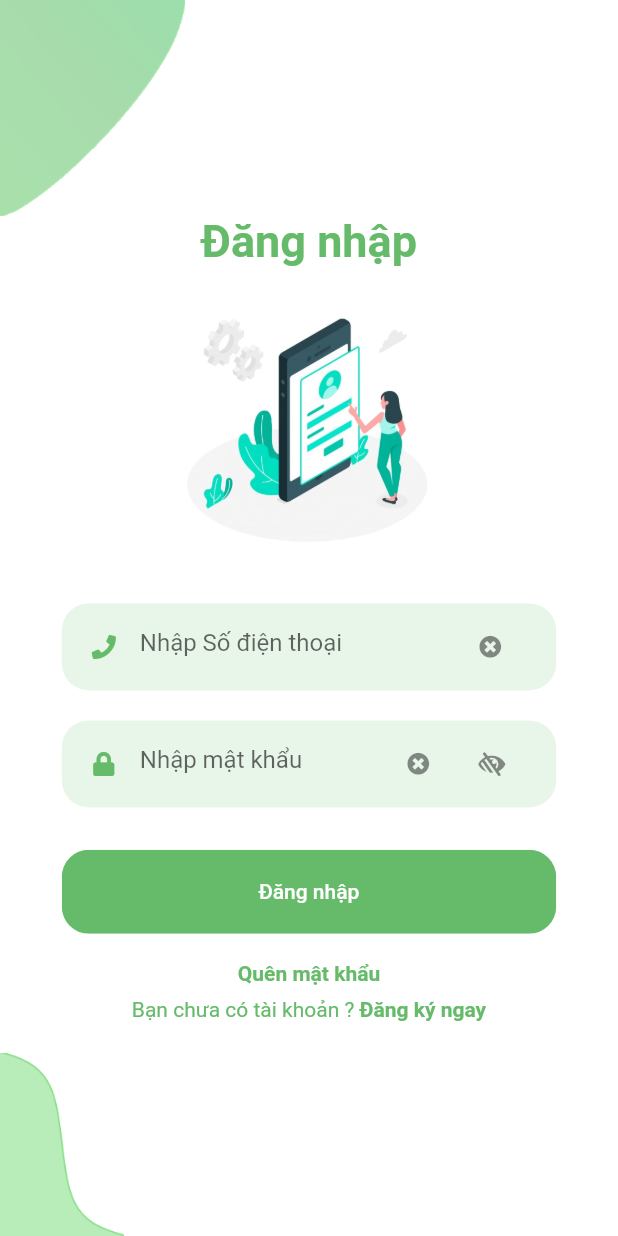
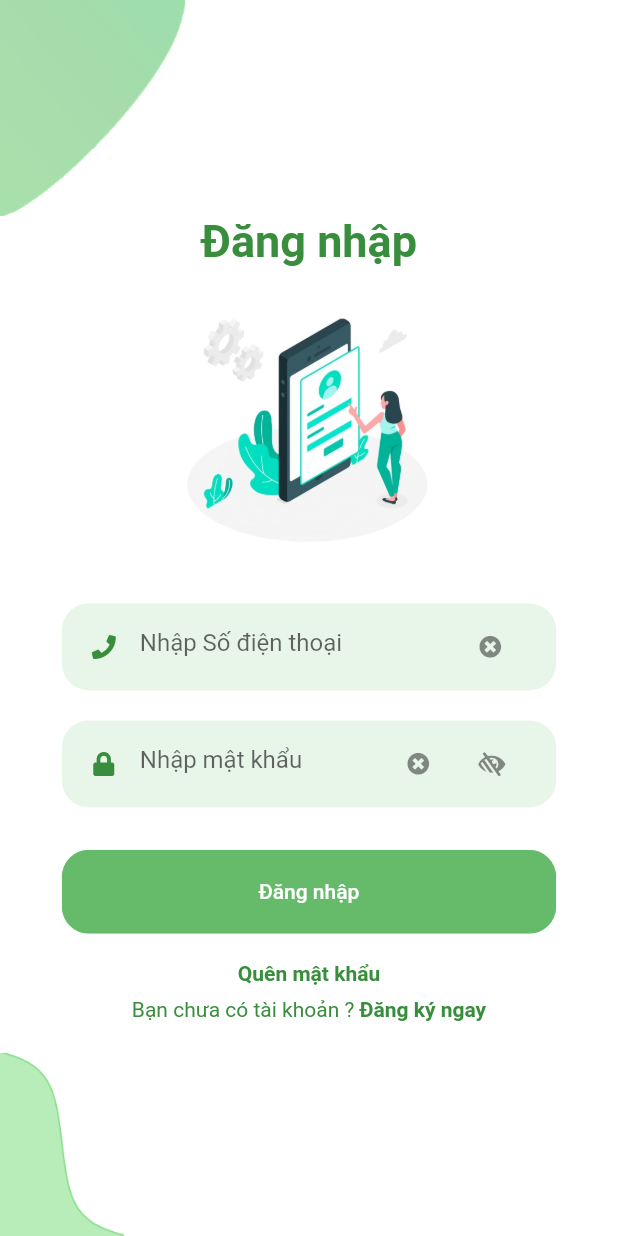
Before and after one commit to hoangphan3565/KLTN-chari, a Flutter app: the screen it shows after launch, item 2 of the bottom bar chosen, after a tap on "Đăng nhập", on a phone screen of 412 x 824 dp. Run offline on Flutter 3.47's test engine with Material 2 defaults, Android fonts, the phone set to English and light mode, and no system bars; our stand-ins replace carousel_slider, chewie, curved_navigation_bar, custom_radio_grouped_button, firebase_auth, firebase_messaging and 7 more; accounts and stored records are empty; network calls fail; project files that could hold a hidden picture were left out.

Commit message:
Cap nhat giao dien

```diff
--- a/chari/lib/screens/appbar_screen.dart
+++ b/chari/lib/screens/appbar_screen.dart
@@ -175,8 +175,8 @@ class _AppBarScreenState extends State<AppBarScreen> {
           index: 0,
           height: 50.0,
           items: <Widget>[
-            Icon(Icons.home, size: 30,color: kPrimaryColor,),
-            Icon(Icons.account_circle, size: 30,color: kPrimaryColor,),
+            Icon(Icons.home, size: 30,color: kPrimaryHighLightColor,),
+            Icon(Icons.account_circle, size: 30,color: kPrimaryHighLightColor,),
           ],
           color: kPrimaryLightColor,
           buttonBackgroundColor: kPrimaryLightColor,
@@ -198,11 +198,11 @@ class _AppBarScreenState extends State<AppBarScreen> {
           index: 0,
           height: 50.0,
           items: <Widget>[
-            Icon(Icons.home, size: 30,color: kPrimaryColor,),
-            Icon(Icons.favorite, size: 30,color: kPrimaryColor,),
-            Icon(Icons.notifications, size: 30,color: kPrimaryColor,),
-            Icon(Icons.history, size: 30,color: kPrimaryColor,),
-            Icon(Icons.account_circle, size: 30,color: kPrimaryColor,),
+            Icon(Icons.home, size: 30,color: kPrimaryHighLightColor,),
+            Icon(Icons.favorite, size: 30,color: kPrimaryHighLightColor,),
+            Icon(Icons.notifications, size: 30,color: kPrimaryHighLightColor,),
+            Icon(Icons.history, size: 30,color: kPrimaryHighLightColor,),
+            Icon(Icons.account_circle, size: 30,color: kPrimaryHighLightColor,),
           ],
           color: kPrimaryLightColor,
           buttonBackgroundColor: kPrimaryLightColor,
--- a/chari/lib/screens/authentication/forgot_password_screen.dart
+++ b/chari/lib/screens/authentication/forgot_password_screen.dart
@@ -102,7 +102,7 @@ class _ForgotPasswordScreenState extends State<ForgotPasswordScreen>{
               Text(
                 "Lấy lại mật khẩu",
                 style: TextStyle(
-                  color: kPrimaryColor,
+                  color: kPrimaryHighLightColor,
                   fontWeight: FontWeight.bold,
                   fontSize: 30,
                 ),
--- a/chari/lib/screens/authentication/login_screen.dart
+++ b/chari/lib/screens/authentication/login_screen.dart
@@ -201,7 +201,7 @@ class _LoginScreenState extends State<LoginScreen>{
                 Text(
                   "Đăng nhập",
                   style: TextStyle(
-                    color: kPrimaryColor,
+                    color: kPrimaryHighLightColor,
                     fontWeight: FontWeight.bold,
                     fontSize: 30,
                   ),
@@ -253,7 +253,7 @@ class _LoginScreenState extends State<LoginScreen>{
                       child: Text(
                         "Quên mật khẩu",
                         style: TextStyle(
-                          color: kPrimaryColor,
+                          color: kPrimaryHighLightColor,
                           fontWeight: FontWeight.bold,
                         ),
                       ),
--- a/chari/lib/screens/authentication/recover_password_screen.dart
+++ b/chari/lib/screens/authentication/recover_password_screen.dart
@@ -67,7 +67,7 @@ class _RecoverPasswordScreenState extends State<RecoverPasswordScreen>{
               Text(
                 "Lấy lại mật khẩu",
                 style: TextStyle(
-                  color: kPrimaryColor,
+                  color: kPrimaryHighLightColor,
                   fontWeight: FontWeight.bold,
                   fontSize: 30,
                 ),
--- a/chari/lib/screens/authentication/signup_screen.dart
+++ b/chari/lib/screens/authentication/signup_screen.dart
@@ -122,7 +122,7 @@ class _SignUpScreenState extends State<SignUpScreen>{
               Text(
                 "Đăng ký",
                 style: TextStyle(
-                  color: kPrimaryColor,
+                  color: kPrimaryHighLightColor,
                   fontWeight: FontWeight.bold,
                   fontSize: 30,
                 ),
--- a/chari/lib/screens/favorite/favorite_screen.dart
+++ b/chari/lib/screens/favorite/favorite_screen.dart
@@ -84,7 +84,7 @@ class _FavoriteScreenState extends State<FavoriteScreen>{
         title: Text(
           'Đã quan tâm',
           style: const TextStyle(
-            color: kPrimaryColor,
+            color: kPrimaryHighLightColor,
             fontSize: 27.0,
             fontWeight: FontWeight.bold,
             letterSpacing: -0.2,
@@ -107,7 +107,7 @@ class _FavoriteScreenState extends State<FavoriteScreen>{
                         "Bạn chưa quan tâm bài viết nào!",
                         style: const TextStyle(
                           fontSize: 16.0,
-                          color: kPrimaryColor,
+                          color: kPrimaryHighLightColor,
                           fontWeight: FontWeight.bold,
                           letterSpacing: -0.5,
                         ),
--- a/chari/lib/screens/history/donate_history_screen.dart
+++ b/chari/lib/screens/history/donate_history_screen.dart
@@ -30,7 +30,7 @@ class _HistoryScreenState extends State<HistoryScreen>{
         title: Text(
           'Lịch sử quyên góp',
           style: const TextStyle(
-            color: kPrimaryColor,
+            color: kPrimaryHighLightColor,
             fontSize: 28.0,
             fontWeight: FontWeight.bold,
             letterSpacing: -0.7,
@@ -61,7 +61,7 @@ class _HistoryScreenState extends State<HistoryScreen>{
                                 "Chưa lịch sử ủng hộ nào!",
                                 style: const TextStyle(
                                   fontSize: 16.0,
-                                  color: kPrimaryColor,
+                                  color: kPrimaryHighLightColor,
                                   fontWeight: FontWeight.bold,
                                   letterSpacing: -0.5,
                                 ),
--- a/chari/lib/screens/home/home_screen.dart
+++ b/chari/lib/screens/home/home_screen.dart
@@ -54,7 +54,7 @@ class _HomeScreenState extends State<HomeScreen>{
           title: Text(
             'Trang chủ',
             style: const TextStyle(
-              color: kPrimaryColor,
+              color: kPrimaryHighLightColor,
               fontSize: 27.0,
               fontWeight: FontWeight.bold,
               letterSpacing: -0.2,
@@ -72,7 +72,7 @@ class _HomeScreenState extends State<HomeScreen>{
                 widget.project_types.where((i) => i.id==_selectedProjectType).elementAt(0).name.toString(),
                 style: const TextStyle(
                   fontSize: 16.0,
-                  color: kPrimaryColor,
+                  color: kPrimaryHighLightColor,
                   fontWeight: FontWeight.bold,
                   letterSpacing: -0.5,
                 ),
@@ -80,7 +80,7 @@ class _HomeScreenState extends State<HomeScreen>{
               actions: <Widget>[
                 widget.project_types.length == 0 ? Text(""):
                 PopupMenuButton<ProjectType>(
-                  icon:  Icon(Icons.menu_open_outlined,color: kPrimaryColor,),
+                  icon:  Icon(Icons.menu_open_outlined,color: kPrimaryHighLightColor,),
                   onSelected: (ProjectType result) { setState(() {
                     _selectedProjectType = result.id;
                     print(_selectedProjectType);
@@ -130,7 +130,7 @@ class _HomeScreenState extends State<HomeScreen>{
                            "Chưa có bài viết nào!",
                             style: const TextStyle(
                               fontSize: 16.0,
-                              color: kPrimaryColor,
+                              color: kPrimaryHighLightColor,
                               fontWeight: FontWeight.bold,
                               letterSpacing: -0.5,
                             ),
@@ -444,7 +444,7 @@ class _HomeScreenState extends State<HomeScreen>{
             width: 125,
             height: 35,
             decoration: BoxDecoration(
-                border: Border.all(width: 1, color: kPrimaryColor),
+                border: Border.all(width: 1, color: kPrimaryHighLightColor),
                 borderRadius: BorderRadius.circular(10), color: kPrimaryLightColor),
             child:FlatButton(
               onPressed:() => {
@@ -458,7 +458,7 @@ class _HomeScreenState extends State<HomeScreen>{
                 style: TextStyle(
                     fontSize: 15,
                     fontWeight: FontWeight.normal,
-                    color: kPrimaryColor),
+                    color: kPrimaryHighLightColor),
               ),
             ),
           ),
--- a/chari/lib/screens/notification/notifications_screen.dart
+++ b/chari/lib/screens/notification/notifications_screen.dart
@@ -22,7 +22,7 @@ class _NotificationsScreenState extends State<NotificationsScreen>{
         title: Text(
           'Thông báo',
           style: const TextStyle(
-            color: kPrimaryColor,
+            color: kPrimaryHighLightColor,
             fontSize: 27.0,
             fontWeight: FontWeight.bold,
             letterSpacing: -0.2,
@@ -44,7 +44,7 @@ class _NotificationsScreenState extends State<NotificationsScreen>{
                           "Chưa có thông báo nào!",
                           style: const TextStyle(
                             fontSize: 16.0,
-                            color: kPrimaryColor,
+                            color: kPrimaryHighLightColor,
                             fontWeight: FontWeight.bold,
                             letterSpacing: -0.5,
                           ),
--- a/chari/lib/screens/personal/change_password_screen.dart
+++ b/chari/lib/screens/personal/change_password_screen.dart
@@ -76,7 +76,7 @@ class _ChangePasswordScreenState extends State<ChangePasswordScreen> {
         title: Text(
           'Đổi mật khẩu',
           style: const TextStyle(
-            color: kPrimaryColor,
+            color: kPrimaryHighLightColor,
             fontSize: 20.0,
             fontWeight: FontWeight.bold,
             letterSpacing: -1.2,
@@ -113,9 +113,9 @@ class _ChangePasswordScreenState extends State<ChangePasswordScreen> {
                     TextFieldContainer(
                       child: Text('Mật khẩu mới phải thỏa các điều kiện sau\n- Phải khác mật khẩu cũ\n- Phải có 8 đến 15 ký tự\n- Phải có ít nhất 1 ký tự số và 1 ký tự chữ\nVí dụ: aqk153 hoặc 153aqk',
                         style: TextStyle(
-                        color: kPrimaryColor,
+                        color: kPrimaryHighLightColor,
                         fontSize: 15,
-                        fontWeight: FontWeight.bold,
+                        fontWeight: FontWeight.normal,
                       )),
                     ),
                     RoundedPasswordField(
--- a/chari/lib/screens/personal/personal_screen.dart
+++ b/chari/lib/screens/personal/personal_screen.dart
@@ -95,7 +95,7 @@ class _PersonalScreenState extends State<PersonalScreen> {
                       style: TextStyle(
                         fontSize: 20,
                         fontWeight: FontWeight.bold,
-                        color: kPrimaryColor,
+                        color: kPrimaryHighLightColor,
                       ),
                     ),
                     SizedBox(height: 5),
@@ -153,7 +153,7 @@ class _PersonalScreenState extends State<PersonalScreen> {
         title: Text(
           'Trang cá nhân',
           style: const TextStyle(
-            color: kPrimaryColor,
+            color: kPrimaryHighLightColor,
             fontSize: 27.0,
             fontWeight: FontWeight.bold,
             letterSpacing: -0.7,
--- a/chari/lib/services/send_feedbacks_service.dart
+++ b/chari/lib/services/send_feedbacks_service.dart
@@ -27,7 +27,7 @@ class FeedBackService{
                       style: TextStyle(
                         fontSize: 20,
                         fontWeight: FontWeight.bold,
-                        color: kPrimaryColor,
+                        color: kPrimaryHighLightColor,
                       ),
                     ),
                     SizedBox(height: 5),
--- a/chari/lib/utility/constants.dart
+++ b/chari/lib/utility/constants.dart
@@ -1,6 +1,6 @@
 import 'package:flutter/material.dart';
 
-const kPrimaryHighLightColor = Color(0xFFE8F5E9);
+const kPrimaryHighLightColor = Color(0xFF388E3C);
 const kPrimaryColor =  Color(0xFF66BB6A);
 const kPrimaryLightColor = Color(0xFFE8F5E9);
 
--- a/chari/lib/widgets/already_have_an_account_acheck.dart
+++ b/chari/lib/widgets/already_have_an_account_acheck.dart
@@ -17,14 +17,14 @@ class AlreadyHaveAnAccountCheck extends StatelessWidget {
       children: <Widget>[
         Text(
           login ? "Bạn chưa có tài khoản ? " : "Bạn đã có tài khoản ? ",
-          style: TextStyle(color: kPrimaryColor),
+          style: TextStyle(color: kPrimaryHighLightColor),
         ),
         GestureDetector(
           onTap: press,
           child: Text(
             login ? "Đăng ký ngay" : "Đăng nhập ngay",
             style: TextStyle(
-              color: kPrimaryColor,
+              color: kPrimaryHighLightColor,
               fontWeight: FontWeight.bold,
             ),
           ),
--- a/chari/lib/widgets/rounded_input_field.dart
+++ b/chari/lib/widgets/rounded_input_field.dart
@@ -37,7 +37,7 @@ class RoundedInputField extends StatelessWidget {
           icon: Icon(
             icon,
             size: 16,
-            color: kPrimaryColor,
+            color: kPrimaryHighLightColor,
           ),
           suffixIcon: IconButton(
               splashRadius: 18,
--- a/chari/lib/widgets/rounded_password_field.dart
+++ b/chari/lib/widgets/rounded_password_field.dart
@@ -35,18 +35,12 @@ class RoundedPasswordField extends StatelessWidget {
           icon: Icon(
             icon,
             size: 16,
-            color: kPrimaryColor,
+            color: kPrimaryHighLightColor,
           ),
           suffixIcon: Row(
             mainAxisAlignment: MainAxisAlignment.spaceBetween, // added line
             mainAxisSize: MainAxisSize.min, // added line
             children: <Widget>[
-              // InkWell(
-              //     onTap: () {onTapClearIcon;},
-              //     child: FaIcon(FontAwesomeIcons.timesCircle,size: 15,)),
-              // InkWell(
-              //     onTap: () {switchObscureTextMode;},
-              //     child: Icon(obscureText==true?FontAwesomeIcons.low_vision:Icons.remove_red_eye_outlined,size: 18,)),
               IconButton(
                 padding: EdgeInsets.only(right: 0),
                 splashRadius: 18,
```
Also changed, not shown: chari/lib/screens/authentication/enter_code_screen.dart (+4 -4 lines).
